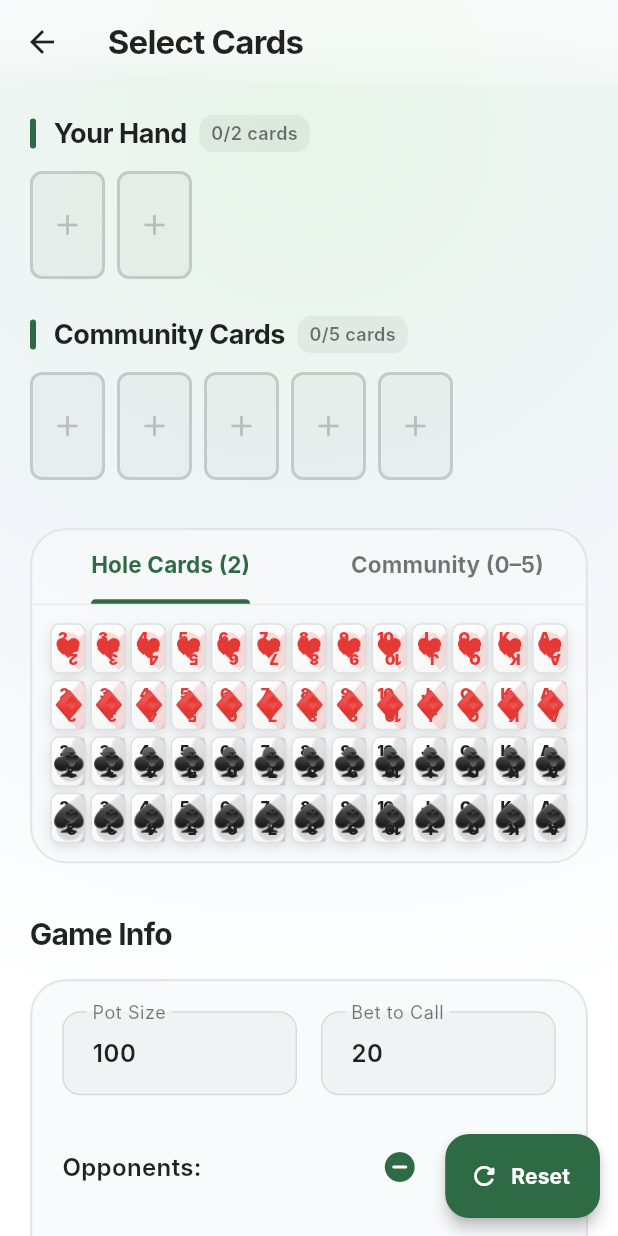
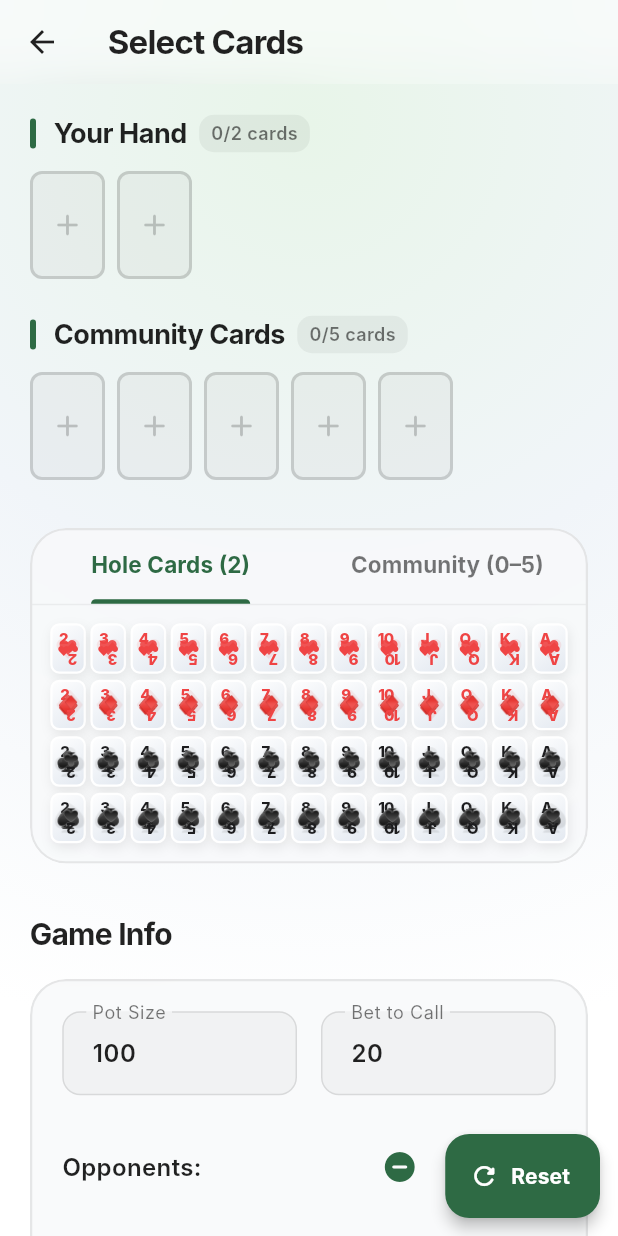
Before and after one commit to kvesen/PokerHandSuggester, a Flutter app: the screen it shows after launch, scrolled down 88 dp, after a tap on "Manual", on a phone screen of 412 x 824 dp. Run offline on Flutter 3.47's test engine with Material 3 defaults, Android fonts, the phone set to English and light mode, and no system bars; our stand-ins replace camera, image_picker, permission_handler, shared_preferences; missing offline and left inert: google_mlkit_text_recognition; Roboto replaces fonts that are missing (Inter).

Commit message:
Refactor card widget styles and layout
Updated color scheme for card suits and adjusted gradients. Modified font sizes for suit symbols and ranks, and changed layout properties.

```diff
--- a/lib/ui/widgets/card_widget.dart
+++ b/lib/ui/widgets/card_widget.dart
@@ -27,9 +27,7 @@ class CardWidget extends StatelessWidget {
   @override
   Widget build(BuildContext context) {
     final isRed = card.suit == Suit.hearts || card.suit == Suit.diamonds;
-    // Deep, rich colors for suits instead of basic red/black
-    final color = isRed ? const Color(0xFFE53935) : const Color(0xFF1E1E1E);
-
+    final color = isRed ? const Color(0xFFEF4444) : const Color(0xFF1C1C1E);
     final suitSymbol = kSuitSymbols[card.suit.name] ?? '';
     final rankLabel = kRankLabels[card.rank.name] ?? '';
 
@@ -37,6 +35,7 @@ class CardWidget extends StatelessWidget {
     final double cardHeight = size.height;
     final double fontSize = size.fontSize;
 
+    final theme = Theme.of(context);
     final isDark = Theme.of(context).brightness == Brightness.dark;
 
     return GestureDetector(
@@ -47,37 +46,33 @@ class CardWidget extends StatelessWidget {
         width: cardWidth,
         height: cardHeight,
         decoration: BoxDecoration(
-          // Subtle gradient to mimic the sheen on physical cards
           gradient: LinearGradient(
             begin: Alignment.topLeft,
             end: Alignment.bottomRight,
             colors: selected
-                ? [const Color(0xFFFFFDE7), const Color(0xFFFFF9C4)] // Soft golden sheen
-                : [const Color(0xFFFFFFFF), const Color(0xFFF5F5F5)], // Bright white to off-white
+                ? [Colors.white, const Color(0xFFFFF9C4)] // Soft warm glow
+                : [Colors.white, const Color(0xFFE2E8F0)], // Cool crisp white
           ),
           borderRadius: BorderRadius.circular(size.borderRadius),
-          // Glow effect when selected, soft drop shadow otherwise
+          border: Border.all(
+            color: selected ? theme.colorScheme.primary : Colors.white,
+            width: selected ? 2.5 : 1.5,
+          ),
           boxShadow: [
             if (selected)
               BoxShadow(
-                color: const Color(0xFFFFC107).withOpacity(isDark ? 0.4 : 0.6),
+                color: theme.colorScheme.primary.withOpacity(0.4),
                 blurRadius: 12,
                 spreadRadius: 2,
-                offset: const Offset(0, 2),
+                offset: const Offset(0, 4),
               )
             else
               BoxShadow(
-                color: Colors.black.withOpacity(isDark ? 0.3 : 0.1),
+                color: Colors.black.withOpacity(isDark ? 0.3 : 0.08),
                 blurRadius: 6,
-                offset: const Offset(0, 3),
+                offset: const Offset(1, 3),
               ),
           ],
-          border: Border.all(
-            color: selected
-                ? const Color(0xFFFFC107)
-                : const Color(0xFFE0E0E0).withOpacity(isDark ? 0.2 : 1.0),
-            width: selected ? 2.0 : 1.0,
-          ),
         ),
         child: Stack(
           children: [
@@ -92,27 +87,27 @@ class CardWidget extends StatelessWidget {
                 fontSize: fontSize,
               ),
             ),
-            // Center suit watermark
+            // Center suit watermark (Reduced from 2.2 to 1.8)
             Center(
               child: Opacity(
-                opacity: 0.15, // Large faint symbol in the background
+                opacity: 0.10, // Made slightly more faint
                 child: Text(
                   suitSymbol,
                   style: TextStyle(
-                    fontSize: fontSize * 3.5,
+                    fontSize: fontSize * 1.8,
                     color: color,
-                    height: 1,
+                    height: 1.0,
                   ),
                 ),
               ),
             ),
-            // Center primary suit
+            // Center primary suit (Reduced from 1.8 to 1.3)
             Center(
               child: Text(
                 suitSymbol,
                 style: TextStyle(
-                  fontSize: fontSize * 1.8,
-                  color: color,
+                  fontSize: fontSize * 1.3,
+                  color: color.withOpacity(0.9), // Slightly softer
                 ),
               ),
             ),
@@ -154,13 +149,13 @@ class _RankSuit extends StatelessWidget {
   Widget build(BuildContext context) {
     return Column(
       mainAxisSize: MainAxisSize.min,
-      crossAxisAlignment: CrossAxisAlignment.center,
+      mainAxisAlignment: MainAxisAlignment.start,
       children: [
         Text(
           rank,
           style: TextStyle(
             fontSize: fontSize,
-            fontWeight: FontWeight.w900, // Extra bold for modern look
+            fontWeight: FontWeight.w800,
             color: color,
             height: 1.0,
             letterSpacing: -0.5,
@@ -181,9 +176,10 @@ class _RankSuit extends StatelessWidget {
 
 /// Sizing presets for [CardWidget].
 enum CardSize {
+  // Added padding and border radius variables internally
   small(width: 34, height: 48, fontSize: 10, padding: 3, borderRadius: 6),
   medium(width: 52, height: 74, fontSize: 14, padding: 4, borderRadius: 8),
-  large(width: 72, height: 102, fontSize: 18, padding: 6, borderRadius: 10);
+  large(width: 72, height: 100, fontSize: 20, padding: 6, borderRadius: 10);
 
   const CardSize({
     required this.width,
```
